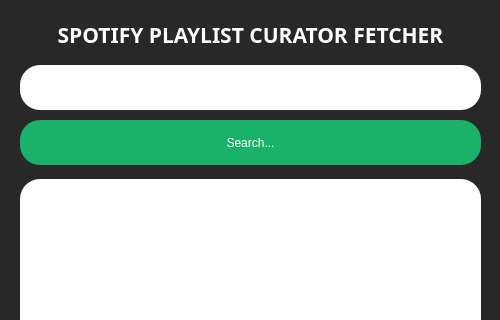
MLK97/Spotify-Playlist-Curator-Fetcher, file main.ui: the form before one commit; both pictures show x 0 to 500 and y 0 to 320 of the 500 by 700 pixel window.
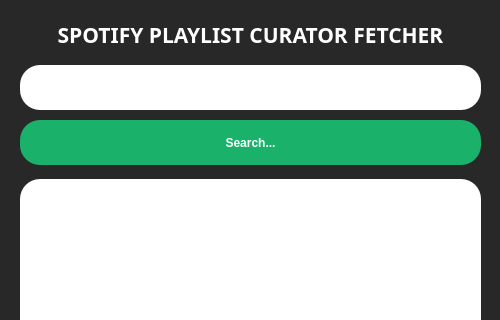
The form after the commit.

What changed in the file:
```diff
--- a/main.ui
+++ b/main.ui
@@ -106,6 +106,12 @@
          <height>16777215</height>
         </size>
        </property>
+       <property name="font">
+        <font>
+         <weight>75</weight>
+         <bold>true</bold>
+        </font>
+       </property>
        <property name="styleSheet">
         <string notr="true">border-radius: 20px;
 color: #ffffff;
```
Left out of the diff: 14 changed lines with no effect on the pictures.
